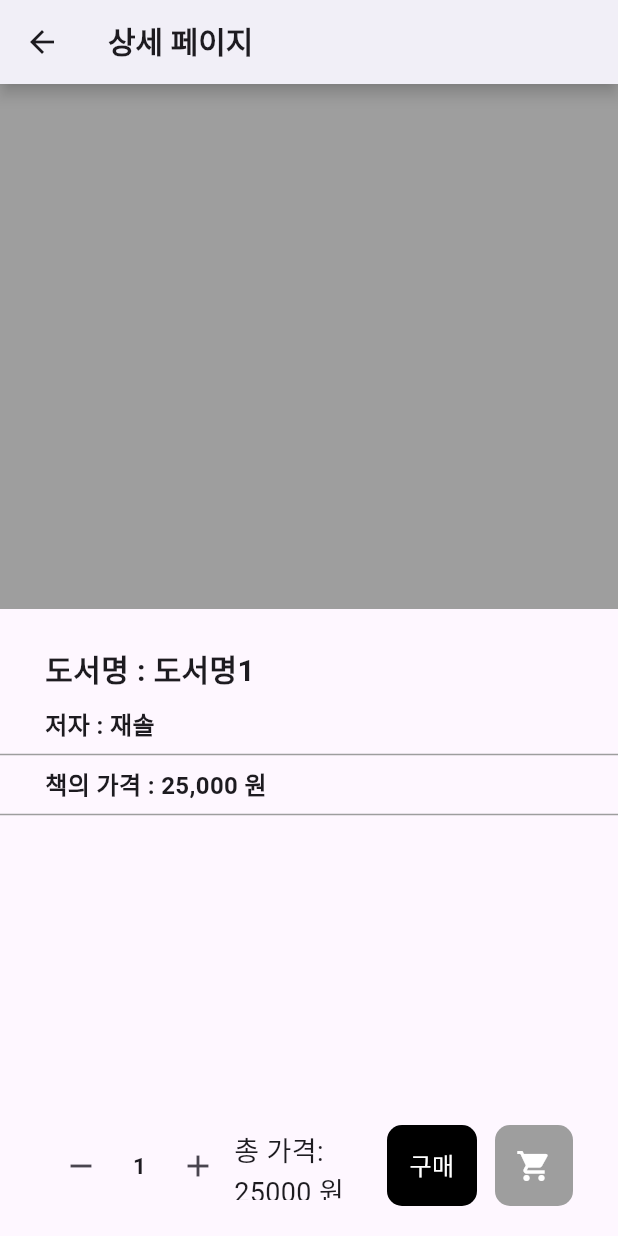
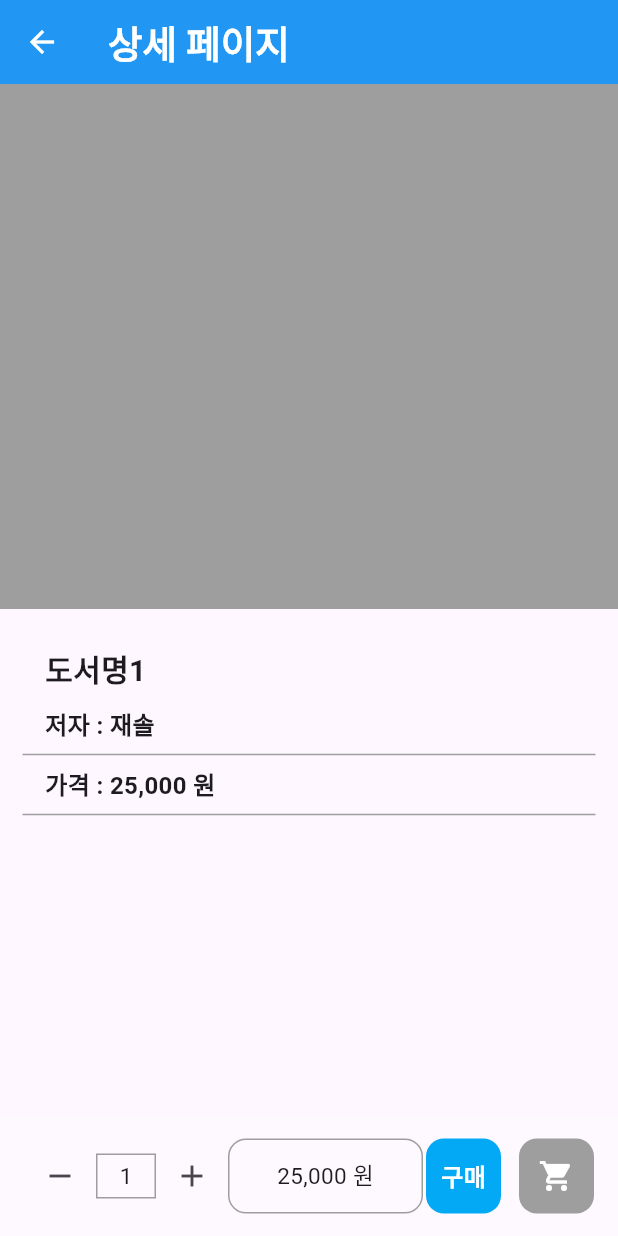
Before and after one commit to jaesol0105/flutter_shopping_app, a Flutter app: the screen it shows after launch, after a tap on an icon or button, on a phone screen of 412 x 824 dp. Run offline on Flutter 3.47's test engine with Material 3 defaults, Android fonts, the phone set to English and light mode, and no system bars; our stand-ins replace currency_text_input_formatter, image_picker.

Commit message:
feature: main.dart, home_page, detail_page fix UI

```diff
--- a/lib/main.dart
+++ b/lib/main.dart
@@ -13,6 +13,20 @@ class MyApp extends StatelessWidget {
 
   @override
   Widget build(BuildContext context) {
-    return MaterialApp(home: HomePage(), debugShowCheckedModeBanner: false);
+    return MaterialApp(
+      theme: ThemeData(
+        appBarTheme: AppBarTheme(
+          backgroundColor: Colors.blue,
+          titleTextStyle: TextStyle(
+            color: Colors.white,
+            fontSize: 25,
+            fontWeight: FontWeight.bold,
+          ),
+          iconTheme: IconThemeData(color: Colors.white),
+        ),
+      ),
+      home: HomePage(),
+      debugShowCheckedModeBanner: false,
+    );
   }
 }
--- a/lib/view/detail_page/book_detail_page.dart
+++ b/lib/view/detail_page/book_detail_page.dart
@@ -24,15 +24,7 @@ class _BookDetailPageState extends State<BookDetailPage> {
   @override
   Widget build(BuildContext context) {
     return Scaffold(
-      appBar: AppBar(
-        backgroundColor: Colors.white,
-        title: Text(
-          "상세 페이지",
-          style: TextStyle(fontSize: 20, fontWeight: FontWeight.bold),
-        ),
-        elevation: 4,
-        shadowColor: Colors.grey.withValues(alpha: 1),
-      ),
+      appBar: AppBar(title: Text("상세 페이지")),
 
       // 상품의 상세 내용
       body: BookDetailView(book: widget.book),
--- a/lib/view/detail_page/widgets/book_detail_bottom_view.dart
+++ b/lib/view/detail_page/widgets/book_detail_bottom_view.dart
@@ -1,5 +1,6 @@
 import 'package:flutter/material.dart';
 import 'package:flutter_project_3/models/book_entity.dart';
+import 'package:intl/intl.dart';
 
 class BookDetailBottomView extends StatefulWidget {
   /// [상품 구매 하단바 위젯]
@@ -22,10 +23,9 @@ class _BookDetailBottomViewState extends State<BookDetailBottomView> {
 
   @override
   Widget build(BuildContext context) {
-    return Padding(
-      padding: const EdgeInsets.symmetric(horizontal: 30, vertical: 20),
+    return BottomAppBar(
+      color: Colors.white10,
       child: Row(
-        mainAxisAlignment: MainAxisAlignment.spaceBetween,
         children: [
           // 개수 카운터
           DetailCounter(
@@ -37,25 +37,32 @@ class _BookDetailBottomViewState extends State<BookDetailBottomView> {
               });
             },
           ),
+          Spacer(),
 
           // 구매 버튼
           GestureDetector(
             onTap: () => purchaseBook(context),
             child: Container(
-              padding: EdgeInsets.symmetric(vertical: 15),
-              width: 60,
-              height: 54,
+              width: 50,
+              height: 50,
               decoration: BoxDecoration(
-                color: Colors.black,
-                borderRadius: BorderRadius.circular(10),
+                color: Colors.lightBlue,
+                borderRadius: BorderRadius.circular(12),
               ),
-              child: Text(
-                "구매",
-                textAlign: TextAlign.center,
-                style: TextStyle(color: Colors.white, fontSize: 16),
+              child: Center(
+                child: Text(
+                  "구매",
+                  style: TextStyle(
+                    color: Colors.white,
+                    fontSize: 16,
+                    fontWeight: FontWeight.bold,
+                  ),
+                ),
               ),
             ),
           ),
+
+          SizedBox(width: 12),
 
           // 장바구니 버튼
           GestureDetector(
@@ -64,11 +71,11 @@ class _BookDetailBottomViewState extends State<BookDetailBottomView> {
               widget.navigateToCart();
             },
             child: Container(
-              width: 52,
-              height: 54,
+              width: 50,
+              height: 50,
               decoration: BoxDecoration(
                 color: Colors.grey,
-                borderRadius: BorderRadius.circular(10),
+                borderRadius: BorderRadius.circular(12),
               ),
               child: Icon(Icons.shopping_cart, color: Colors.white),
             ),
@@ -148,7 +155,6 @@ class DetailCounter extends StatelessWidget {
     int total = price * count;
     return Row(
       children: [
-        // 수량 빼기 (-)
         IconButton(
           onPressed: () => {
             if (count > 1) {onChanged(count - 1)},
@@ -158,13 +164,10 @@ class DetailCounter extends StatelessWidget {
 
         // 현재 수량
         Container(
-          alignment: Alignment.center,
-          width: 30,
-          height: 36,
-          child: Text(
-            "$count",
-            style: TextStyle(fontSize: 15, fontWeight: FontWeight.bold),
-          ),
+          width: 40,
+          height: 30,
+          decoration: BoxDecoration(border: Border.all(color: Colors.grey)),
+          child: Center(child: Text("$count", style: TextStyle(fontSize: 15))),
         ),
 
         // 수량 더하기 (+)
@@ -174,10 +177,20 @@ class DetailCounter extends StatelessWidget {
         ),
 
         // 총 가격
-        SizedBox(
-          width: 90,
-          height: 46,
-          child: Text("총 가격: $total 원", style: TextStyle(fontSize: 18)),
+        Container(
+          width: 130,
+          height: 50,
+          padding: EdgeInsets.symmetric(horizontal: 10),
+          decoration: BoxDecoration(
+            border: Border.all(color: Colors.grey),
+            borderRadius: BorderRadius.circular(12),
+          ),
+          child: Center(
+            child: Text(
+              "${NumberFormat('#,###').format(total)} 원",
+              style: TextStyle(fontSize: 15),
+            ),
+          ),
         ),
       ],
     );
--- a/lib/view/detail_page/widgets/book_detail_view.dart
+++ b/lib/view/detail_page/widgets/book_detail_view.dart
@@ -97,7 +97,7 @@ class _BookDetailViewState extends State<BookDetailView> {
         Container(
           padding: EdgeInsets.symmetric(horizontal: 30),
           child: Text(
-            "도서명 : ${widget.book.title}",
+            "${widget.book.title}",
             textAlign: TextAlign.start,
             style: TextStyle(fontSize: 20, fontWeight: FontWeight.bold),
           ),
@@ -118,7 +118,7 @@ class _BookDetailViewState extends State<BookDetailView> {
         Container(
           padding: EdgeInsets.symmetric(horizontal: 30),
           child: Text(
-            "책의 가격 : ${fmtPrice(widget.book.price)} 원",
+            "가격 : ${fmtPrice(widget.book.price)} 원",
             style: TextStyle(fontSize: 16, fontWeight: FontWeight.w600),
           ),
         ),
@@ -130,20 +130,20 @@ class _BookDetailViewState extends State<BookDetailView> {
           child: widget.book.description == null
               ? Text("")
               : Text(
-                  "책 소개 : ${widget.book.description}",
+                  "소개 : ${widget.book.description}",
                   style: TextStyle(fontSize: 16, fontWeight: FontWeight.w600),
                 ),
         ),
-
         SizedBox(height: 30),
       ],
     );
   }
 
   // 디테일 페이지 의 선(줄)
-  SizedBox detailPageDivider() {
-    return SizedBox(
-      width: double.infinity,
+  Container detailPageDivider() {
+    return Container(
+      margin: EdgeInsets.symmetric(horizontal: 15),
+      width: 100,
       child: Divider(
         // ← AppBar 밑에 선
         thickness: 1, // 선 두께
--- a/lib/view/home_page/home_page.dart
+++ b/lib/view/home_page/home_page.dart
@@ -23,23 +23,12 @@ class _HomePageState extends State<HomePage> {
   Widget build(BuildContext context) {
     return Scaffold(
       appBar: AppBar(
-        backgroundColor: Colors.blue,
-        title: Text(
-          'REBook',
-          style: TextStyle(
-            fontSize: 25,
-            color: Colors.white,
-            fontWeight: FontWeight.bold,
-          ),
-        ),
+        title: Text('REBook'),
         centerTitle: true,
         actions: [
+          IconButton(icon: Icon(Icons.search), onPressed: () {}),
           IconButton(
-            icon: Icon(Icons.search, color: Colors.white),
-            onPressed: () {},
-          ),
-          IconButton(
-            icon: Icon(Icons.shopping_cart, color: Colors.white),
+            icon: Icon(Icons.shopping_cart),
             onPressed: () => navigateToCart(),
           ),
         ],
--- a/lib/view/home_page/widgets/book_list_view.dart
+++ b/lib/view/home_page/widgets/book_list_view.dart
@@ -18,7 +18,7 @@ class BookListView extends StatelessWidget {
     return ListView.separated(
       padding: EdgeInsets.all(16),
       separatorBuilder: (BuildContext context, int index) =>
-          SizedBox(height: 16),
+          SizedBox(height: 8),
       itemCount: bookList.length,
       itemBuilder: (context, index) {
         BookEntity item = bookList[index];
--- a/lib/view/home_page/widgets/book_view.dart
+++ b/lib/view/home_page/widgets/book_view.dart
@@ -47,7 +47,13 @@ class BookView extends StatelessWidget {
                             style: TextStyle(fontSize: 16),
                           ),
                         )
-                      : Image.file(File(images.first), fit: BoxFit.cover),
+                      : ClipRRect(
+                          borderRadius: BorderRadius.circular(12),
+                          child: Image.file(
+                            File(images.first),
+                            fit: BoxFit.cover,
+                          ),
+                        ),
                 ),
                 SizedBox(width: 12),
                 Column(
```
